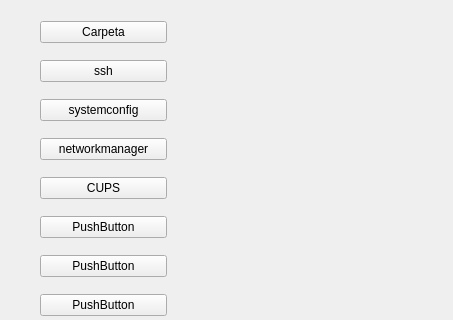
The window that equipos.ui (kapazao/GrxMenu) describes before a commit, drawn with Qt 5; both pictures show x 0 to 453 and y 0 to 320 of the 453 by 460 pixel window.
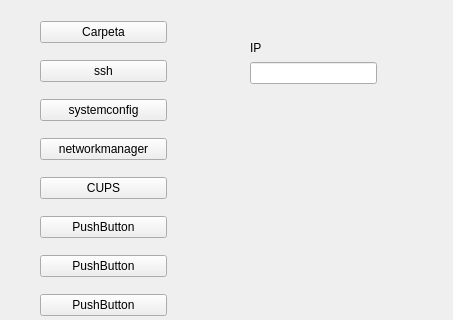
The same window after the commit.

The edit to the form file:
```diff
--- a/equipos.ui
+++ b/equipos.ui
@@ -102,6 +102,28 @@
     </item>
    </layout>
   </widget>
+  <widget class="QWidget" name="">
+   <property name="geometry">
+    <rect>
+     <x>250</x>
+     <y>40</y>
+     <width>127</width>
+     <height>44</height>
+    </rect>
+   </property>
+   <layout class="QVBoxLayout" name="verticalLayout_2">
+    <item>
+     <widget class="QLabel" name="label_ip">
+      <property name="text">
+       <string>IP</string>
+      </property>
+     </widget>
+    </item>
+    <item>
+     <widget class="QLineEdit" name="lineEdit"/>
+    </item>
+   </layout>
+  </widget>
  </widget>
  <resources/>
  <connections/>
```
